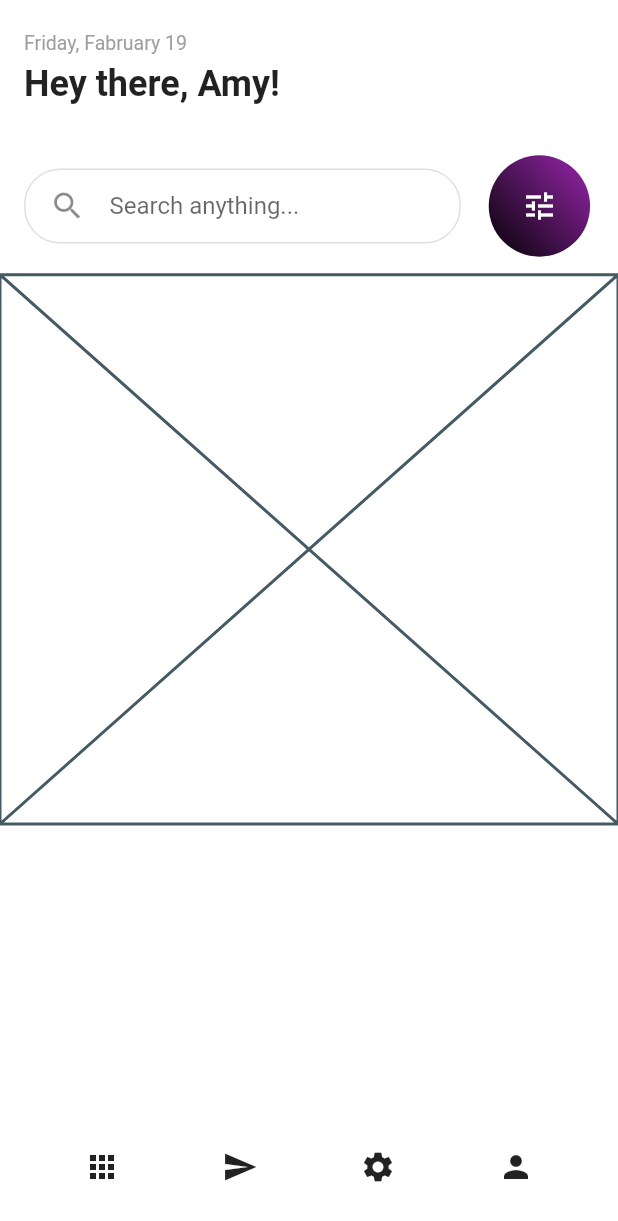
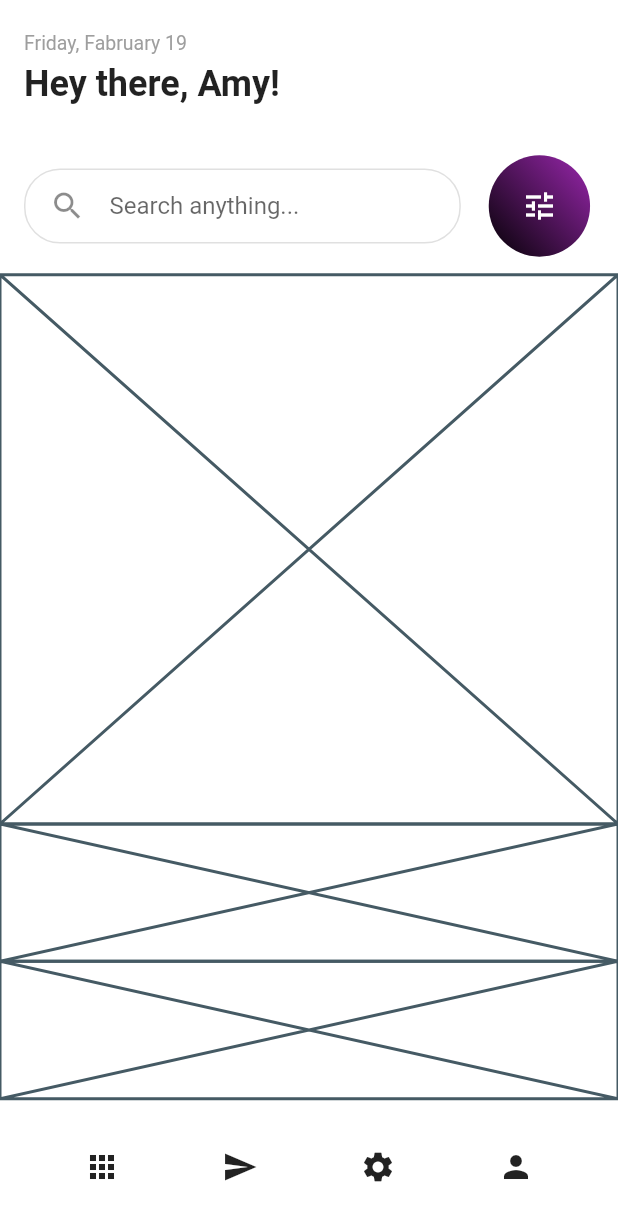
Before and after one commit to JAICHANGPARK/flutter_notebook_11th_story, a Flutter app: the screen it shows after launch, on a phone screen of 412 x 824 dp. Shown: the top 1221 px of the screen. Run offline on Flutter 3.47's test engine with Material 2 defaults, Android fonts, the phone set to English and light mode, and no system bars; our stand-ins replace backdrop, badges, flutter_inner_drawer, flutter_slidable, flutter_swiper, google_fonts.

Commit message:
Update experience_home_page.dart

```diff
--- a/lib/ep718_experience_app/experience_home_page.dart
+++ b/lib/ep718_experience_app/experience_home_page.dart
@@ -76,7 +76,8 @@ class _ExperienceHomePageState extends State<ExperienceHomePage> {
             Expanded(flex: 8, child: Placeholder()),
             Expanded(flex: 4, child: Column(
               children: [
-
+                  Expanded(child: Placeholder()),
+                Expanded(child: Placeholder()),
               ],
             )),
             Expanded(flex: 2, child: Row(
```
